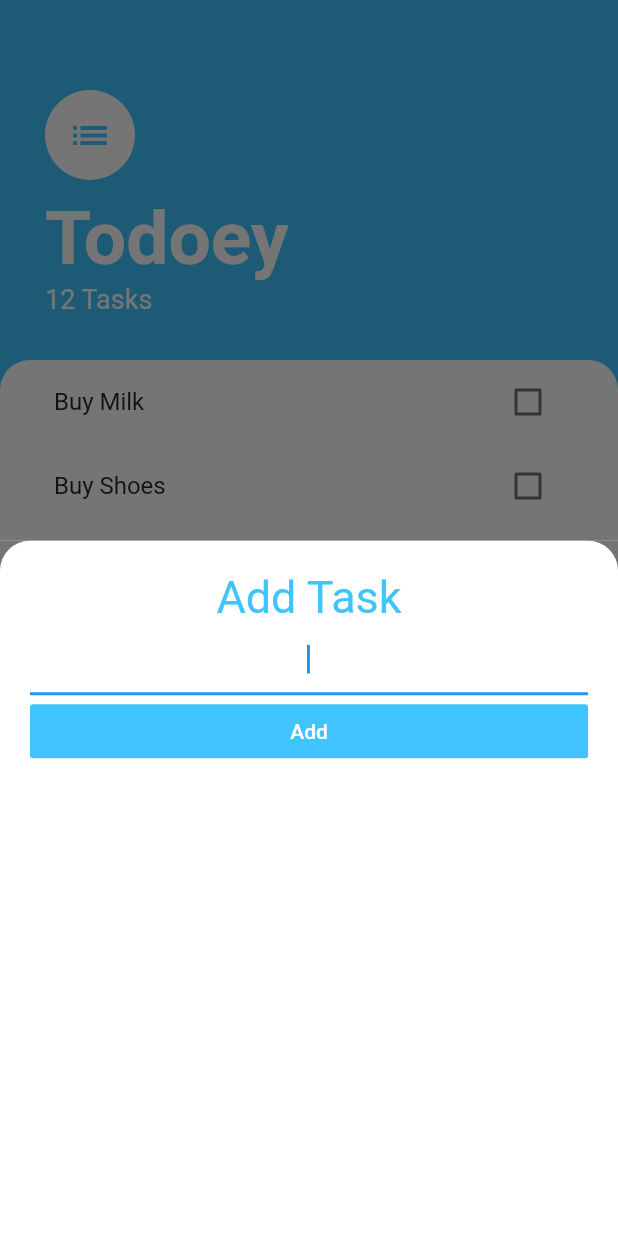
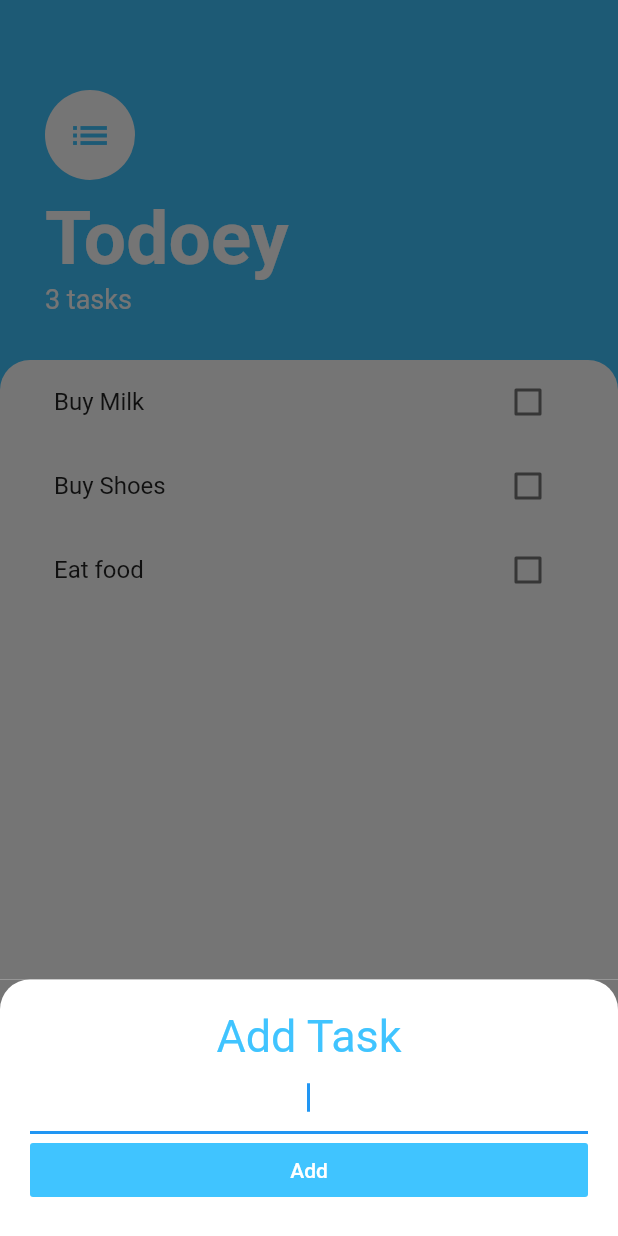
Before and after one commit to ashishdock/todoey_flutter, a Flutter app: the screen it shows after launch, after a tap on the "add" icon, on a phone screen of 412 x 824 dp. Run offline on Flutter 3.47's test engine with Material 2 defaults, Android fonts, the phone set to English and light mode, and no system bars.

```diff
--- a/lib/screens/add_task_screen.dart
+++ b/lib/screens/add_task_screen.dart
@@ -1,8 +1,15 @@
 import 'package:flutter/material.dart';
 
 class AddTaskScreen extends StatelessWidget {
+//  String newTaskTitle;
+  final Function addTaskCallback;
+
+  AddTaskScreen(this.addTaskCallback);
+
   @override
   Widget build(BuildContext context) {
+    String newTaskTitle;
+
     return Container(
       color: Color(0xff757575),
       child: Container(
@@ -28,6 +35,9 @@ class AddTaskScreen extends StatelessWidget {
             TextField(
               autofocus: true,
               textAlign: TextAlign.center,
+              onChanged: (value) {
+                newTaskTitle = value;
+              },
             ),
             FlatButton(
               child: Text(
@@ -38,7 +48,7 @@ class AddTaskScreen extends StatelessWidget {
               ),
               color: Colors.lightBlueAccent,
               onPressed: () {
-                //TODO: Add function here
+                addTaskCallback(newTaskTitle);
               },
             ),
           ],
--- a/lib/screens/tasks_screen.dart
+++ b/lib/screens/tasks_screen.dart
@@ -1,9 +1,28 @@
 import 'package:flutter/material.dart';
 import 'package:todoey_flutter/widgets/tasks_list.dart';
 import 'add_task_screen.dart';
+import 'package:todoey_flutter/models/task.dart';
 
-class TasksScreen extends StatelessWidget {
-  Widget buildBottomSheet(BuildContext context) => AddTaskScreen(); // Container
+class TasksScreen extends StatefulWidget {
+  @override
+  _TasksScreenState createState() => _TasksScreenState();
+}
+
+class _TasksScreenState extends State<TasksScreen> {
+//  Widget buildBottomSheet(BuildContext context) =>
+//      AddTaskScreen((newTaskTitle) {
+//        setState(() {
+////                    print(newTaskTitle);
+//          tasks.add(Task(name: newTaskTitle));
+//          Navigator.pop(context);
+//        });
+//      });
+
+  List<Task> tasks = [
+    Task(name: 'Buy Milk'),
+    Task(name: 'Buy Shoes'),
+    Task(name: 'Eat food')
+  ];
 
   @override
   Widget build(BuildContext context) {
@@ -13,10 +32,22 @@ class TasksScreen extends StatelessWidget {
         backgroundColor: Colors.lightBlueAccent,
         child: Icon(Icons.add),
         onPressed: () {
-          //NEW TASK
-          showModalBottomSheet(
+          showModalBottomSheet<dynamic>(
             context: context,
-            builder: buildBottomSheet,
+//            isScrollControlled: true,
+            // TODO: Upgrade and then try
+            builder: (context) => SingleChildScrollView(
+                    child: Container(
+                  padding: EdgeInsets.only(
+                      bottom: MediaQuery.of(context).viewInsets.bottom),
+                  child: AddTaskScreen((newTaskTitle) {
+                    setState(() {
+//                    print(newTaskTitle);
+                      tasks.add(Task(name: newTaskTitle));
+                    });
+                    Navigator.pop(context);
+                  }),
+                )),
           );
         },
       ),
@@ -48,7 +79,7 @@ class TasksScreen extends StatelessWidget {
                       fontWeight: FontWeight.w700),
                 ),
                 Text(
-                  '12 Tasks',
+                  tasks.length.toString() + ' tasks',
                   style: TextStyle(
                     color: Colors.white,
                     fontSize: 18,
@@ -67,11 +98,13 @@ class TasksScreen extends StatelessWidget {
                   topEnd: Radius.circular(20),
                 ),
               ),
-              child: TasksList(),
+              child: TasksList(
+                tasks: tasks,
+              ),
             ),
           ),
         ],
       ),
     );
-  } // Main widget
+  }
 } // class
--- a/lib/widgets/tasks_list.dart
+++ b/lib/widgets/tasks_list.dart
@@ -3,32 +3,30 @@ import 'tasks_tile.dart';
 import '../models/task.dart';
 
 class TasksList extends StatefulWidget {
+  final List<Task> tasks;
+
+  TasksList({this.tasks});
+
   @override
   _TasksListState createState() => _TasksListState();
 }
 
 class _TasksListState extends State<TasksList> {
-  List<Task> tasks = [
-    Task(name: 'Buy Milk'),
-    Task(name: 'Buy Shoes'),
-    Task(name: 'Eat food')
-  ];
-
   @override
   Widget build(BuildContext context) {
     return ListView.builder(
       itemBuilder: (context, index) {
         return TaskTile(
-          taskTile: tasks[index].name,
-          isChecked: tasks[index].isDone,
+          taskTile: widget.tasks[index].name,
+          isChecked: widget.tasks[index].isDone,
           checkboxCallback: (checkboxState) {
             setState(() {
-              tasks[index].toggleDone();
+              widget.tasks[index].toggleDone();
             });
           },
         ); // TaskTile
       }, // itemBuilder
-      itemCount: tasks.length,
+      itemCount: widget.tasks.length,
     ); // ListView.Builder
   } // Widget Build
 }
```
